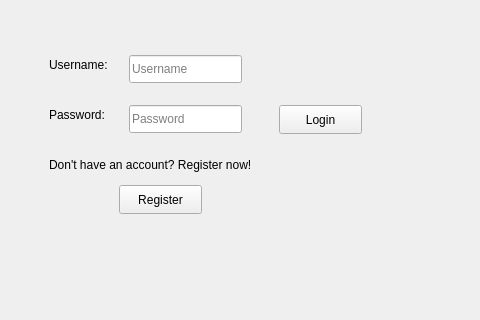
Qt form client/forms/login.ui (Eric-dot-png/Project-OOM) before a commit; both pictures show x 191 to 671 and y 175 to 495 of the 800 by 600 pixel window.
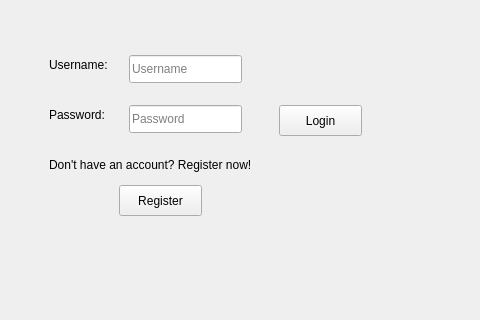
The same form after that commit.

Patch:
```diff
--- a/client/forms/login.ui
+++ b/client/forms/login.ui
@@ -64,7 +64,7 @@
      <x>470</x>
      <y>280</y>
      <width>83</width>
-     <height>29</height>
+     <height>31</height>
     </rect>
    </property>
    <property name="cursor">
@@ -80,7 +80,7 @@
      <x>310</x>
      <y>360</y>
      <width>83</width>
-     <height>29</height>
+     <height>31</height>
     </rect>
    </property>
    <property name="cursor">
```
